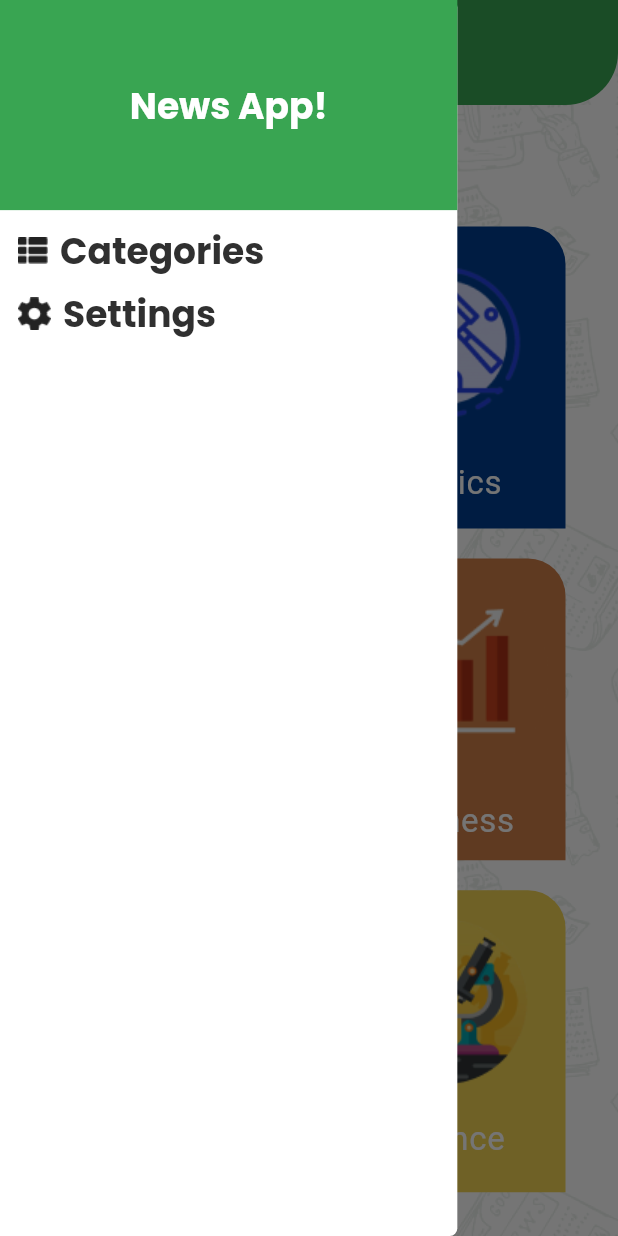
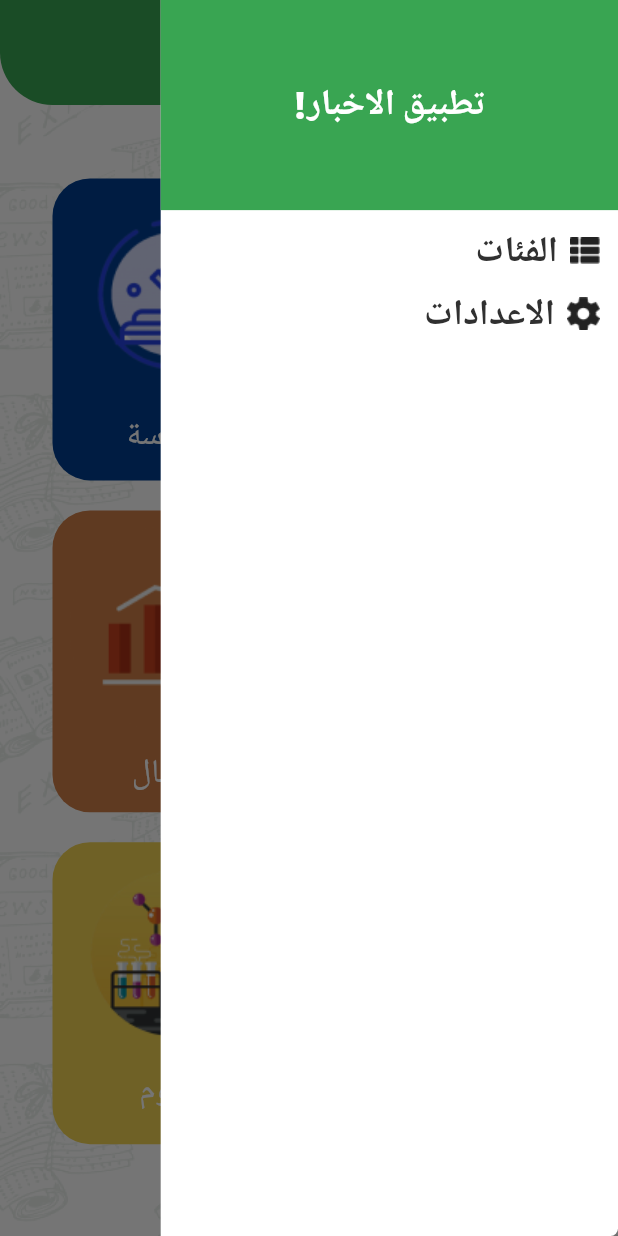
Before and after one commit to Mariam-Elkhelawy/daily_news, a Flutter app: the HomeScreen screen opened by its route, with the side drawer open, on a phone screen of 412 x 824 dp. Run offline on Flutter 3.47's test engine with Material 3 defaults, Android fonts, the phone set to English and light mode, and no system bars; our stand-ins replace animated_custom_dropdown, another_flutter_splash_screen, cached_network_image, google_fonts, shared_preferences; accounts and stored records are empty; generated files the repository leaves out were written again; Roboto replaces fonts that are missing (Exo).

Commit message:
news app done

```diff
--- /dev/null
+++ b/l10n.yaml
@@ -0,0 +1,3 @@
+arb-dir: lib/l10n
+template-arb-file: app_en.arb
+output-localization-file: app_localizations.dart
--- /dev/null
+++ b/lib/l10n/app_ar.arb
@@ -0,0 +1,21 @@
+{
+  "newsApp": "تطبيق الاخبار",
+  "newsDrawer": "تطبيق الاخبار!",
+  "pickCat":"اختر الفئه التي تهتم بها",
+  "settings": "الاعدادات",
+  "language":"اللغة",
+  "english":"الانجليزيه",
+  "arabic": "العربية",
+  "selectLanguage": "اختار اللغة",
+  "newsDetails": "تفاصيل الأخبار",
+  "isError": "هناك خطأ ما..",
+  "sports": "الرياضة",
+  "politics": "السياسة",
+  "health": "الصحة",
+  "business": "الأعمال",
+  "entertainment": "الترفيه",
+  "science":"العلوم",
+  "categories": "الفئات",
+  "viewFullArticle": "عرض المقال كاملا"
+
+}
--- a/lib/layout/home_screen.dart
+++ b/lib/layout/home_screen.dart
@@ -6,9 +6,10 @@ import 'package:news_app/screens/settings_screen.dart';
 import 'package:news_app/screens/widgets/drawer_widget.dart';
 import 'package:news_app/shared/styles/app_theme.dart';
 import 'package:news_app/shared/widgets/custom_bg_widget.dart';
+import 'package:flutter_gen/gen_l10n/app_localizations.dart';
 
 class HomeScreen extends StatefulWidget {
-  HomeScreen({super.key});
+  const HomeScreen({super.key});
   static const String routeName = 'HomeScreen';
   @override
   State<HomeScreen> createState() => _HomeScreenState();
@@ -23,6 +24,8 @@ class _HomeScreenState extends State<HomeScreen> {
   @override
   Widget build(BuildContext context) {
     var theme = Theme.of(context);
+    var local = AppLocalizations.of(context)!;
+
     return CustomBGWidget(
       child: Scaffold(
         appBar: searching
@@ -31,7 +34,8 @@ class _HomeScreenState extends State<HomeScreen> {
                   height: 50,
                   child: Padding(
                     padding: const EdgeInsets.symmetric(horizontal: 10.0),
-                    child: TextFormField(controller: searchController,
+                    child: TextFormField(
+                      controller: searchController,
                       style: theme.textTheme.bodySmall
                           ?.copyWith(color: theme.primaryColor),
                       cursorColor: theme.primaryColor,
@@ -40,6 +44,7 @@ class _HomeScreenState extends State<HomeScreen> {
                         prefixIcon: IconButton(
                           onPressed: () {
                             searching = false;
+                            searchController.text = '';
                             setState(() {});
                           },
                           icon: Icon(
@@ -51,12 +56,16 @@ class _HomeScreenState extends State<HomeScreen> {
                         filled: true,
                         fillColor: Colors.white,
                         suffixIcon: IconButton(
-                            onPressed: () {},
-                            icon: Icon(
-                              Icons.search,
-                              color: theme.primaryColor,
-                              size: 30,
-                            ),),
+                          onPressed: () {
+                            searchController.notifyListeners();
+                            setState(() {});
+                          },
+                          icon: Icon(
+                            Icons.search,
+                            color: theme.primaryColor,
+                            size: 30,
+                          ),
+                        ),
                         border: OutlineInputBorder(
                           borderRadius: BorderRadius.circular(30),
                         ),
@@ -81,9 +90,9 @@ class _HomeScreenState extends State<HomeScreen> {
                 leadingWidth: 80,
                 title: Text(
                   isSettings
-                      ? 'Settings'
+                      ? local.settings
                       : categoryModel == null
-                          ? 'News App'
+                          ? local.newsApp
                           : categoryModel!.categoryName,
                   style: theme.textTheme.bodyLarge,
                 ),
@@ -112,7 +121,8 @@ class _HomeScreenState extends State<HomeScreen> {
                     onCategoryTab: onCategoryTab,
                   )
                 : NewsListScreen(
-                    categoryId: categoryModel?.id ?? '',text: searchController.text,
+                    categoryId: categoryModel?.id ?? '',
+                    text: searchController.text,
                   ),
       ),
     );
--- a/lib/models/category_model.dart
+++ b/lib/models/category_model.dart
@@ -1,4 +1,6 @@
 import 'dart:ui';
+import 'package:flutter/material.dart';
+import 'package:flutter_gen/gen_l10n/app_localizations.dart';
 
 class CategoryModel {
   String id;
@@ -11,36 +13,37 @@ class CategoryModel {
       required this.categoryImage,
       required this.color});
 
-  static List<CategoryModel> getCategories() {
+  static List<CategoryModel> getCategories(BuildContext context) {
+    var local = AppLocalizations.of(context)!;
     return [
       CategoryModel(
           id: 'sports',
-          categoryName: 'Sports',
+          categoryName: local.sports,
           categoryImage: 'assets/images/sports.png',
           color: Color(0xFFC91C22)),
       CategoryModel(
           id: 'general',
-          categoryName: 'Politics',
+          categoryName: local.politics,
           categoryImage: 'assets/images/Politics.png',
           color: Color(0xFF003E90)),
       CategoryModel(
           id: 'health',
-          categoryName: 'Health',
+          categoryName: local.health,
           categoryImage: 'assets/images/health.png',
           color: Color(0xFFED1E79)),
       CategoryModel(
           id: 'business',
-          categoryName: 'Business',
+          categoryName: local.business,
           categoryImage: 'assets/images/bussines.png',
           color: Color(0xFFCF7E48)),
       CategoryModel(
           id: 'entertainment',
-          categoryName: 'Entertainment',
+          categoryName: local.entertainment,
           categoryImage: 'assets/images/environment.png',
           color: Color(0xFF4882CF)),
       CategoryModel(
           id: 'science',
-          categoryName: 'Science',
+          categoryName: local.science,
           categoryImage: 'assets/images/science.png',
           color: Color(0xFFF2D352)),
     ];
--- a/lib/screens/categories_screen.dart
+++ b/lib/screens/categories_screen.dart
@@ -2,6 +2,7 @@ import 'package:flutter/material.dart';
 import 'package:news_app/models/category_model.dart';
 import 'package:news_app/screens/widgets/category_item.dart';
 import 'package:news_app/shared/widgets/custom_bg_widget.dart';
+import 'package:flutter_gen/gen_l10n/app_localizations.dart';
 
 class CategoriesScreen extends StatelessWidget {
   CategoriesScreen({super.key, required this.onCategoryTab});
@@ -9,7 +10,8 @@ class CategoriesScreen extends StatelessWidget {
   @override
   Widget build(BuildContext context) {
     var theme = Theme.of(context);
-    List<CategoryModel> categories = CategoryModel.getCategories();
+    var local = AppLocalizations.of(context)!;
+    List<CategoryModel> categories = CategoryModel.getCategories(context);
     return CustomBGWidget(
       child: Padding(
         padding: const EdgeInsetsDirectional.fromSTEB(25, 15, 25, 0),
@@ -17,17 +19,17 @@ class CategoriesScreen extends StatelessWidget {
           crossAxisAlignment: CrossAxisAlignment.stretch,
           children: [
             Text(
-              'Pick your category \nof interest',
+             local.pickCat,
               style: theme.textTheme.titleLarge?.copyWith(
                 height: 1.5,
                 fontSize: 22,
-                color: Color(0xFF4F5A69),
+                color: const Color(0xFF4F5A69),
               ),
             ),
             Expanded(
               child: GridView.builder(
-                padding: EdgeInsets.symmetric(horizontal: 10),
-                gridDelegate: SliverGridDelegateWithFixedCrossAxisCount(
+                padding: const EdgeInsets.symmetric(horizontal: 10),
+                gridDelegate: const SliverGridDelegateWithFixedCrossAxisCount(
                     crossAxisCount: 2,
                     crossAxisSpacing: 20,
                     mainAxisSpacing: 20,
--- a/lib/screens/widgets/drawer_widget.dart
+++ b/lib/screens/widgets/drawer_widget.dart
@@ -1,4 +1,5 @@
 import 'package:flutter/material.dart';
+import 'package:flutter_gen/gen_l10n/app_localizations.dart';
 
 class DrawerWidget extends StatelessWidget {
   DrawerWidget({super.key,required this.onTap});
@@ -8,6 +9,7 @@ class DrawerWidget extends StatelessWidget {
   @override
   Widget build(BuildContext context) {
     var mediaQuery = MediaQuery.of(context).size;
+    var local = AppLocalizations.of(context)!;
     var theme = Theme.of(context);
     return Container(
       width: mediaQuery.width * .74,
@@ -25,7 +27,7 @@ class DrawerWidget extends StatelessWidget {
             height: mediaQuery.height * .17,
             child: Center(
                 child: Text(
-              'News App!',
+              local.newsDrawer,
               style: theme.textTheme.titleLarge?.copyWith(color: Colors.white),
             )),
           ),
@@ -44,7 +46,7 @@ class DrawerWidget extends StatelessWidget {
                   ),
                   SizedBox(width: 8),
                   Text(
-                    'Categories',
+                   local.categories,
                     style: theme.textTheme.titleLarge
                         ?.copyWith(color: Color(0xFF303030)),
                   )
@@ -66,7 +68,7 @@ class DrawerWidget extends StatelessWidget {
                   ),
                   SizedBox(width: 8),
                   Text(
-                    'Settings',
+                    local.settings,
                     style: theme.textTheme.titleLarge?.copyWith(
                       color: Color(0xFF303030),
                     ),
--- a/lib/shared/styles/app_strings.dart
+++ b/lib/shared/styles/app_strings.dart
@@ -2,4 +2,5 @@ class AppString{
   static const String apiKey ='apiKey';
   static const String sources ='sources';
   static const String category ='category';
+  static const String language ='language';
 }
```
Also changed, not shown: lib/l10n/app_en.arb (added, +20 -0 lines), lib/l10n/providers/my_provider.dart (added, +37 -0 lines), lib/main.dart (+27 -4 lines), lib/screens/article_details_screen.dart (+4 -8 lines), lib/screens/articles_list_screen.dart (+6 -3 lines), lib/screens/news_list_screen.dart (+6 -3 lines), lib/screens/settings_screen.dart (+24 -12 lines), lib/screens/splash_screen.dart (+21 -0 lines), lib/shared/network/remote/api_manager.dart (+15 -4 lines), pubspec.yaml (+8 -1 lines), pubspec.lock.
